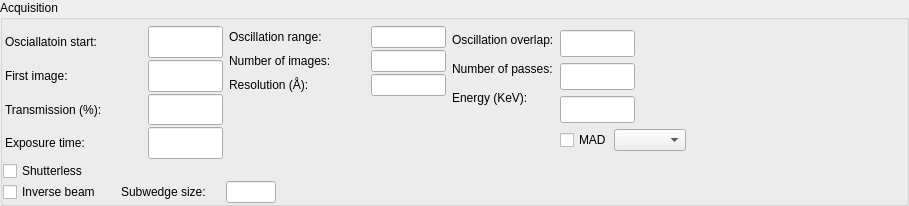
mxcube/mxcubeqt, file Bricks/widgets/ui_files/Qt4_acquisition_widget_horizontal_layout.ui: the form before one commit.
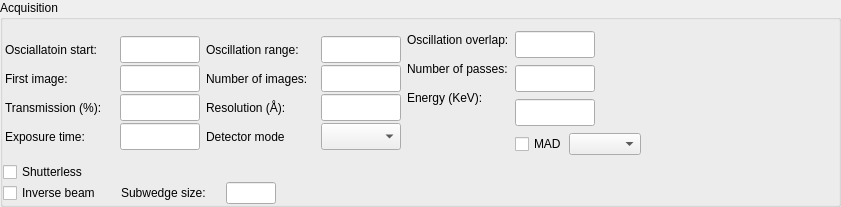
The form after the commit.

```diff
--- a/Bricks/widgets/ui_files/Qt4_acquisition_widget_horizontal_layout.ui
+++ b/Bricks/widgets/ui_files/Qt4_acquisition_widget_horizontal_layout.ui
@@ -6,8 +6,8 @@
    <rect>
     <x>0</x>
     <y>0</y>
-    <width>909</width>
-    <height>206</height>
+    <width>841</width>
+    <height>207</height>
    </rect>
   </property>
   <property name="windowTitle">
@@ -112,14 +112,14 @@
                <widget class="QLineEdit" name="osc_start_ledit">
                 <property name="minimumSize">
                  <size>
-                  <width>75</width>
-                  <height>0</height>
+                  <width>80</width>
+                  <height>27</height>
                  </size>
                 </property>
                 <property name="maximumSize">
                  <size>
-                  <width>50</width>
-                  <height>32767</height>
+                  <width>80</width>
+                  <height>27</height>
                  </size>
                 </property>
                </widget>
@@ -128,14 +128,14 @@
                <widget class="QLineEdit" name="first_image_ledit">
                 <property name="minimumSize">
                  <size>
-                  <width>75</width>
-                  <height>0</height>
+                  <width>80</width>
+                  <height>27</height>
                  </size>
                 </property>
                 <property name="maximumSize">
                  <size>
-                  <width>50</width>
-                  <height>32767</height>
+                  <width>80</width>
+                  <height>27</height>
                  </size>
                 </property>
                </widget>
@@ -144,14 +144,14 @@
                <widget class="QLineEdit" name="transmission_ledit">
                 <property name="minimumSize">
                  <size>
-                  <width>75</width>
-                  <height>0</height>
+                  <width>80</width>
+                  <height>27</height>
                  </size>
                 </property>
                 <property name="maximumSize">
                  <size>
-                  <width>50</width>
-                  <height>32767</height>
+                  <width>80</width>
+                  <height>27</height>
                  </size>
                 </property>
                </widget>
@@ -160,14 +160,14 @@
                <widget class="QLineEdit" name="exp_time_ledit">
                 <property name="minimumSize">
                  <size>
-                  <width>75</width>
-                  <height>0</height>
+                  <width>80</width>
+                  <height>27</height>
                  </size>
                 </property>
                 <property name="maximumSize">
                  <size>
-                  <width>50</width>
-                  <height>32767</height>
+                  <width>80</width>
+                  <height>27</height>
                  </size>
                 </property>
                </widget>
@@ -223,6 +223,13 @@
                 </property>
                </widget>
               </item>
+              <item>
+               <widget class="QLabel" name="detector_roi_mode_label">
+                <property name="text">
+                 <string>Detector mode</string>
+                </property>
+               </widget>
+              </item>
              </layout>
             </item>
             <item>
@@ -234,14 +241,14 @@
                <widget class="QLineEdit" name="osc_range_ledit">
                 <property name="minimumSize">
                  <size>
-                  <width>75</width>
-                  <height>0</height>
+                  <width>80</width>
+                  <height>27</height>
                  </size>
                 </property>
                 <property name="maximumSize">
                  <size>
-                  <width>50</width>
-                  <height>32767</height>
+                  <width>80</width>
+                  <height>27</height>
                  </size>
                 </property>
                </widget>
@@ -250,14 +257,14 @@
                <widget class="QLineEdit" name="num_images_ledit">
                 <property name="minimumSize">
                  <size>
-                  <width>75</width>
-                  <height>0</height>
+                  <width>70</width>
+                  <height>27</height>
                  </size>
                 </property>
                 <property name="maximumSize">
                  <size>
-                  <width>50</width>
-                  <height>32767</height>
+                  <width>80</width>
+                  <height>27</height>
                  </size>
                 </property>
                </widget>
@@ -266,14 +273,30 @@
                <widget class="QLineEdit" name="resolution_ledit">
                 <property name="minimumSize">
                  <size>
-                  <width>75</width>
-                  <height>0</height>
+                  <width>80</width>
+                  <height>27</height>
                  </size>
                 </property>
                 <property name="maximumSize">
                  <size>
-                  <width>50</width>
-                  <height>32767</height>
+                  <width>80</width>
+                  <height>27</height>
+                 </size>
+                </property>
+               </widget>
+              </item>
+              <item>
+               <widget class="QComboBox" name="detector_roi_mode_combo">
+                <property name="minimumSize">
+                 <size>
+                  <width>80</width>
+                  <height>27</height>
+                 </size>
+                </property>
+                <property name="maximumSize">
+                 <size>
+                  <width>80</width>
+                  <height>27</height>
                  </size>
                 </property>
                </widget>
@@ -282,22 +305,6 @@
             </item>
            </layout>
           </item>
-          <item>
-           <spacer name="col_two_spacer">
-            <property name="orientation">
-             <enum>Qt::Vertical</enum>
-            </property>
-            <property name="sizeType">
-             <enum>QSizePolicy::Expanding</enum>
-            </property>
-            <property name="sizeHint" stdset="0">
-             <size>
-              <width>20</width>
-              <height>16</height>
-             </size>
-            </property>
-           </spacer>
-          </item>
          </layout>
         </item>
         <item>
@@ -408,13 +415,13 @@
                <widget class="QLineEdit" name="overlap_ledit">
                 <property name="minimumSize">
                  <size>
-                  <width>75</width>
+                  <width>80</width>
                   <height>27</height>
                  </size>
                 </property>
                 <property name="maximumSize">
                  <size>
-                  <width>50</width>
+                  <width>80</width>
                   <height>27</height>
                  </size>
                 </property>
@@ -424,13 +431,13 @@
                <widget class="QLineEdit" name="num_passes_ledit">
                 <property name="minimumSize">
                  <size>
-                  <width>75</width>
+                  <width>80</width>
                   <height>27</height>
                  </size>
                 </property>
                 <property name="maximumSize">
                  <size>
-                  <width>50</width>
+                  <width>80</width>
                   <height>27</height>
                  </size>
                 </property>
@@ -440,13 +447,13 @@
                <widget class="QLineEdit" name="energy_ledit">
                 <property name="minimumSize">
                  <size>
-                  <width>75</width>
+                  <width>80</width>
                   <height>27</height>
                  </size>
                 </property>
                 <property name="maximumSize">
                  <size>
-                  <width>75</width>
+                  <width>80</width>
                   <height>27</height>
                  </size>
                 </property>
```
